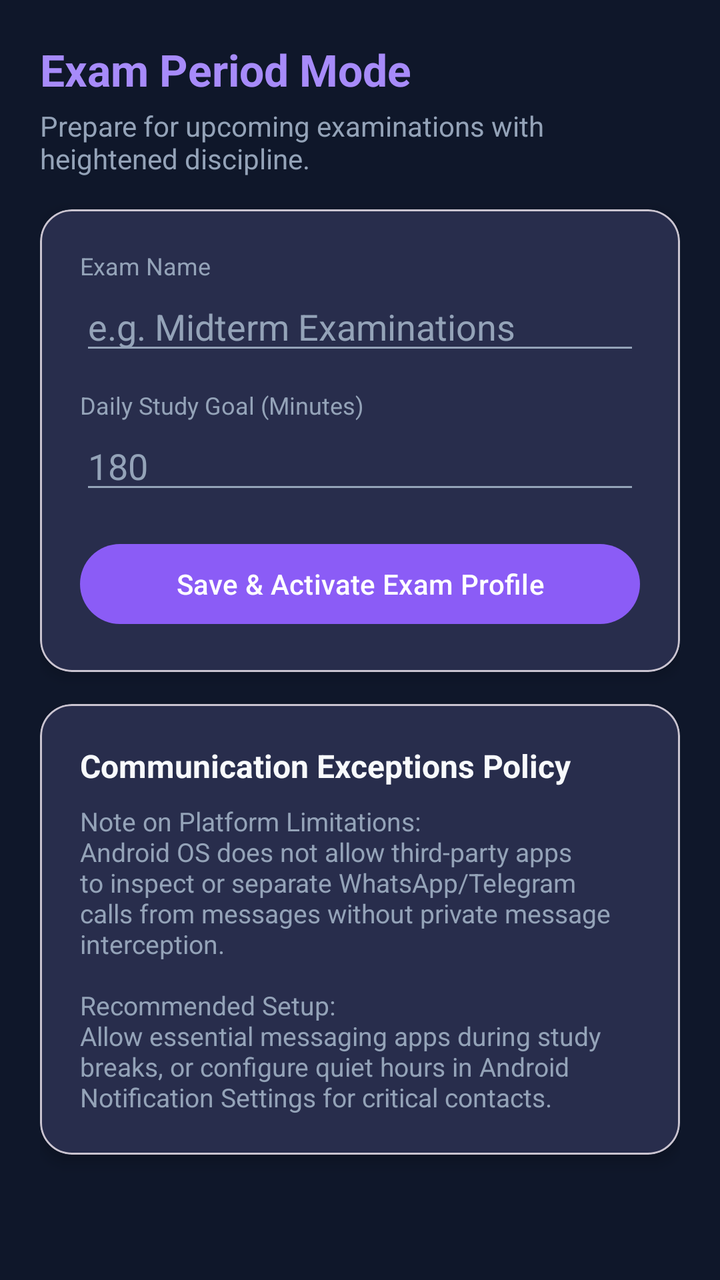
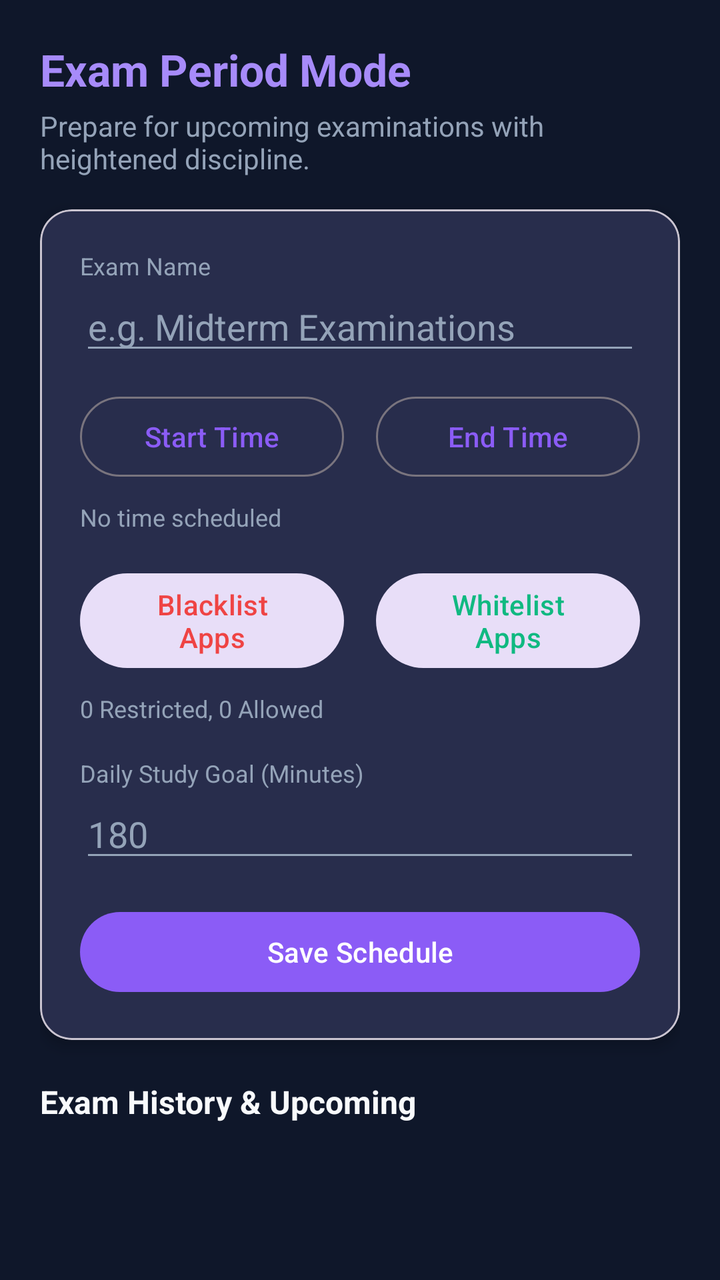

Screens rendered from an Android XML layout before and after an edit, with the pre-edit source and the edit as a unified diff.
<!-- AndroidManifest.xml: application theme Theme.SelfPilot -->
<!-- res/layout/activity_exam_mode.xml -->
<?xml version="1.0" encoding="utf-8"?>
<ScrollView xmlns:android="http://schemas.android.com/apk/res/android"
    xmlns:app="http://schemas.android.com/apk/res-auto"
    android:layout_width="match_parent"
    android:layout_height="match_parent"
    android:background="@color/background_dark"
    android:fillViewport="true">

    <LinearLayout
        android:layout_width="match_parent"
        android:layout_height="wrap_content"
        android:orientation="vertical"
        android:padding="20dp">

        <TextView
            android:layout_width="wrap_content"
            android:layout_height="wrap_content"
            android:text="Exam Period Mode"
            android:textColor="@color/purple_accent_light"
            android:textSize="22sp"
            android:textStyle="bold" />

        <TextView
            android:layout_width="wrap_content"
            android:layout_height="wrap_content"
            android:layout_marginTop="4dp"
            android:text="Prepare for upcoming examinations with heightened discipline."
            android:textColor="@color/text_secondary"
            android:textSize="14sp" />

        
        <com.google.android.material.card.MaterialCardView
            android:layout_width="match_parent"
            android:layout_height="wrap_content"
            android:layout_marginTop="16dp"
            app:cardBackgroundColor="@color/card_background"
            app:cardCornerRadius="16dp"
            app:cardElevation="4dp">

            <LinearLayout
                android:layout_width="match_parent"
                android:layout_height="wrap_content"
                android:orientation="vertical"
                android:padding="20dp">

                <TextView
                    android:layout_width="wrap_content"
                    android:layout_height="wrap_content"
                    android:text="Exam Name"
                    android:textColor="@color/text_secondary"
                    android:textSize="12sp" />

                <EditText
                    android:id="@+id/etExamName"
                    android:layout_width="match_parent"
                    android:layout_height="wrap_content"
                    android:hint="e.g. Midterm Examinations"
                    android:textColor="@color/text_primary"
                    android:textColorHint="@color/text_secondary" />

                <TextView
                    android:layout_width="wrap_content"
                    android:layout_height="wrap_content"
                    android:layout_marginTop="12dp"
                    android:text="Daily Study Goal (Minutes)"
                    android:textColor="@color/text_secondary"
                    android:textSize="12sp" />

                <EditText
                    android:id="@+id/etExamDailyGoal"
                    android:layout_width="match_parent"
                    android:layout_height="wrap_content"
                    android:hint="180"
                    android:inputType="number"
                    android:textColor="@color/text_primary"
                    android:textColorHint="@color/text_secondary" />

                <Button
                    android:id="@+id/btnSaveExam"
                    android:layout_width="match_parent"
                    android:layout_height="wrap_content"
                    android:layout_marginTop="16dp"
                    android:text="Save &amp; Activate Exam Profile" />

            </LinearLayout>
        </com.google.android.material.card.MaterialCardView>

        
        <com.google.android.material.card.MaterialCardView
            android:layout_width="match_parent"
            android:layout_height="wrap_content"
            android:layout_marginTop="16dp"
            app:cardBackgroundColor="@color/card_background"
            app:cardCornerRadius="16dp"
            app:cardElevation="4dp">

            <LinearLayout
                android:layout_width="match_parent"
                android:layout_height="wrap_content"
                android:orientation="vertical"
                android:padding="20dp">

                <TextView
                    android:layout_width="wrap_content"
                    android:layout_height="wrap_content"
                    android:text="Communication Exceptions Policy"
                    android:textColor="@color/text_primary"
                    android:textSize="16sp"
                    android:textStyle="bold" />

                <TextView
                    android:layout_width="wrap_content"
                    android:layout_height="wrap_content"
                    android:layout_marginTop="8dp"
                    android:text="Note on Platform Limitations:\nAndroid OS does not allow third-party apps to inspect or separate WhatsApp/Telegram calls from messages without private message interception.\n\nRecommended Setup:\nAllow essential messaging apps during study breaks, or configure quiet hours in Android Notification Settings for critical contacts."
                    android:textColor="@color/text_secondary"
                    android:textSize="13sp" />

            </LinearLayout>
        </com.google.android.material.card.MaterialCardView>

    </LinearLayout>
</ScrollView>
<!-- resources referenced by this layout -->
<resources>
  <color name="background_dark">#0F172A</color>
  <color name="card_background">#1E293B</color>
  <color name="purple_accent_light">#A78BFA</color>
  <color name="text_primary">#F8FAFC</color>
  <color name="text_secondary">#94A3B8</color>
  <style name="Theme.SelfPilot" parent="Base.Theme.SelfPilot" />
  <style name="Base.Theme.SelfPilot" parent="Theme.Material3.DayNight.NoActionBar">
          
          <item name="colorPrimary">@color/purple_accent</item>
          <item name="colorPrimaryVariant">@color/electric_blue</item>
          <item name="colorOnPrimary">@color/white</item>
          <item name="colorSecondary">@color/electric_blue</item>
          <item name="colorSecondaryVariant">@color/purple_accent_light</item>
          <item name="colorOnSecondary">@color/white</item>
          <item name="android:colorBackground">@color/background_dark</item>
          <item name="colorSurface">@color/card_background</item>
          <item name="colorOnSurface">@color/text_primary</item>
          <item name="android:textColorPrimary">@color/text_primary</item>
          <item name="android:textColorSecondary">@color/text_secondary</item>
          <item name="android:statusBarColor">@color/background_dark</item>
          <item name="android:navigationBarColor">@color/background_dark</item>
          <item name="bottomNavigationStyle">@style/Widget.MaterialComponents.BottomNavigationView.Colored</item>
      </style>
  <color name="purple_accent">#8B5CF6</color>
  <color name="electric_blue">#3B82F6</color>
  <color name="white">#FFFFFFFF</color>
</resources>

<!-- the commit's change to res/layout/activity_exam_mode.xml (unified diff, before → after) -->
@@ -58,10 +58,82 @@
                     android:textColor="@color/text_primary"
                     android:textColorHint="@color/text_secondary" />
 
+                
+                <LinearLayout
+                    android:layout_width="match_parent"
+                    android:layout_height="wrap_content"
+                    android:layout_marginTop="12dp"
+                    android:orientation="horizontal">
+
+                    <Button
+                        android:id="@+id/btnSetStartDate"
+                        style="@style/Widget.Material3.Button.OutlinedButton"
+                        android:layout_width="0dp"
+                        android:layout_weight="1"
+                        android:layout_height="wrap_content"
+                        android:layout_marginEnd="8dp"
+                        android:text="Start Time" />
+
+                    <Button
+                        android:id="@+id/btnSetEndDate"
+                        style="@style/Widget.Material3.Button.OutlinedButton"
+                        android:layout_width="0dp"
+                        android:layout_weight="1"
+                        android:layout_height="wrap_content"
+                        android:layout_marginStart="8dp"
+                        android:text="End Time" />
+                </LinearLayout>
+
+                <TextView
+                    android:id="@+id/tvExamTimeSummary"
+                    android:layout_width="wrap_content"
+                    android:layout_height="wrap_content"
+                    android:layout_marginTop="8dp"
+                    android:text="No time scheduled"
+                    android:textColor="@color/text_secondary"
+                    android:textSize="12sp" />
+
+                
+                <LinearLayout
+                    android:layout_width="match_parent"
+                    android:layout_height="wrap_content"
+                    android:layout_marginTop="16dp"
+                    android:orientation="horizontal">
+
+                    <Button
+                        android:id="@+id/btnSelectRestricted"
+                        style="@style/Widget.Material3.Button.TonalButton"
+                        android:layout_width="0dp"
+                        android:layout_weight="1"
+                        android:layout_height="wrap_content"
+                        android:layout_marginEnd="8dp"
+                        android:text="Blacklist Apps"
+                        android:textColor="@color/error_red" />
+
+                    <Button
+                        android:id="@+id/btnSelectAllowed"
+                        style="@style/Widget.Material3.Button.TonalButton"
+                        android:layout_width="0dp"
+                        android:layout_weight="1"
+                        android:layout_height="wrap_content"
+                        android:layout_marginStart="8dp"
+                        android:text="Whitelist Apps"
+                        android:textColor="@color/success_green" />
+                </LinearLayout>
+
+                <TextView
+                    android:id="@+id/tvAppSelectionSummary"
+                    android:layout_width="wrap_content"
+                    android:layout_height="wrap_content"
+                    android:layout_marginTop="8dp"
+                    android:text="0 Restricted, 0 Allowed"
+                    android:textColor="@color/text_secondary"
+                    android:textSize="12sp" />
+
                 <TextView
                     android:layout_width="wrap_content"
                     android:layout_height="wrap_content"
-                    android:layout_marginTop="12dp"
+                    android:layout_marginTop="16dp"
                     android:text="Daily Study Goal (Minutes)"
                     android:textColor="@color/text_secondary"
                     android:textSize="12sp" />
@@ -80,44 +152,28 @@
                     android:layout_width="match_parent"
                     android:layout_height="wrap_content"
                     android:layout_marginTop="16dp"
-                    android:text="Save &amp; Activate Exam Profile" />
+                    android:text="Save Schedule" />
 
             </LinearLayout>
         </com.google.android.material.card.MaterialCardView>
 
         
-        <com.google.android.material.card.MaterialCardView
+        <TextView
+            android:layout_width="wrap_content"
+            android:layout_height="wrap_content"
+            android:layout_marginTop="20dp"
+            android:text="Exam History &amp; Upcoming"
+            android:textColor="@color/text_primary"
+            android:textSize="16sp"
+            android:textStyle="bold" />
+
+        <androidx.recyclerview.widget.RecyclerView
+            android:id="@+id/rvExamHistory"
             android:layout_width="match_parent"
             android:layout_height="wrap_content"
-            android:layout_marginTop="16dp"
-            app:cardBackgroundColor="@color/card_background"
-            app:cardCornerRadius="16dp"
-            app:cardElevation="4dp">
-
-            <LinearLayout
-                android:layout_width="match_parent"
-                android:layout_height="wrap_content"
-                android:orientation="vertical"
-                android:padding="20dp">
-
-                <TextView
-                    android:layout_width="wrap_content"
-                    android:layout_height="wrap_content"
-                    android:text="Communication Exceptions Policy"
-                    android:textColor="@color/text_primary"
-                    android:textSize="16sp"
-                    android:textStyle="bold" />
-
-                <TextView
-                    android:layout_width="wrap_content"
-                    android:layout_height="wrap_content"
-                    android:layout_marginTop="8dp"
-                    android:text="Note on Platform Limitations:\nAndroid OS does not allow third-party apps to inspect or separate WhatsApp/Telegram calls from messages without private message interception.\n\nRecommended Setup:\nAllow essential messaging apps during study breaks, or configure quiet hours in Android Notification Settings for critical contacts."
-                    android:textColor="@color/text_secondary"
-                    android:textSize="13sp" />
-
-            </LinearLayout>
-        </com.google.android.material.card.MaterialCardView>
+            android:layout_marginTop="8dp"
+            android:nestedScrollingEnabled="false"
+            app:layoutManager="androidx.recyclerview.widget.LinearLayoutManager" />
 
     </LinearLayout>
 </ScrollView>
<!-- resource entries referenced after the edit -->
@@ -2,7 +2,9 @@
 <resources>
   <color name="background_dark">#0F172A</color>
   <color name="card_background">#1E293B</color>
+  <color name="error_red">#EF4444</color>
   <color name="purple_accent_light">#A78BFA</color>
+  <color name="success_green">#10B981</color>
   <color name="text_primary">#F8FAFC</color>
   <color name="text_secondary">#94A3B8</color>
   <style name="Theme.SelfPilot" parent="Base.Theme.SelfPilot" />
